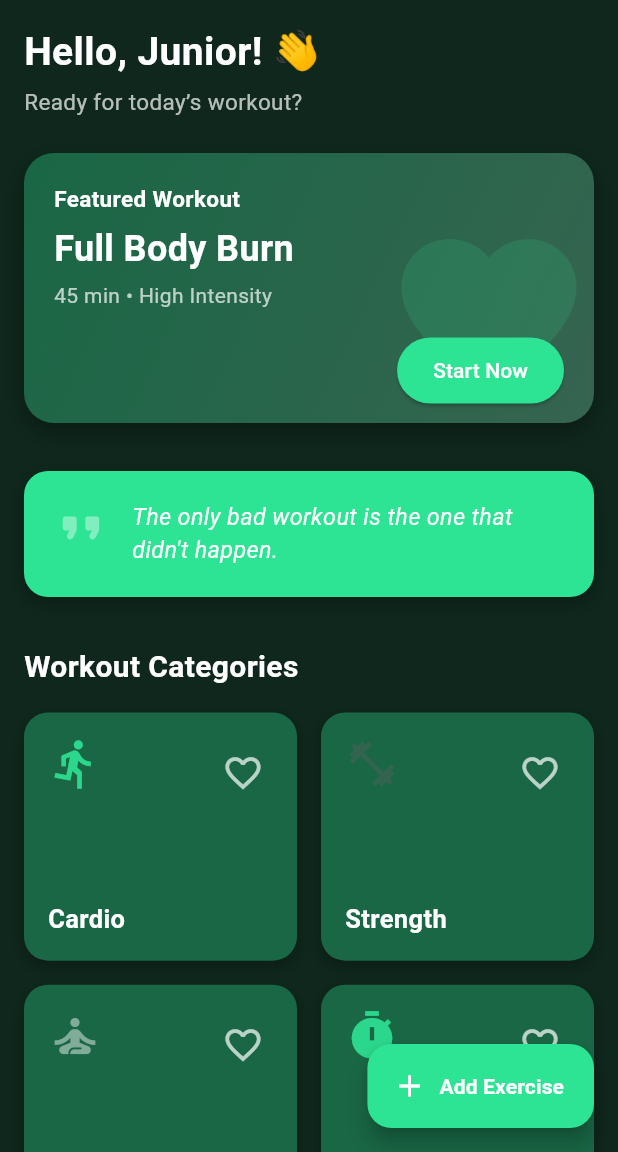
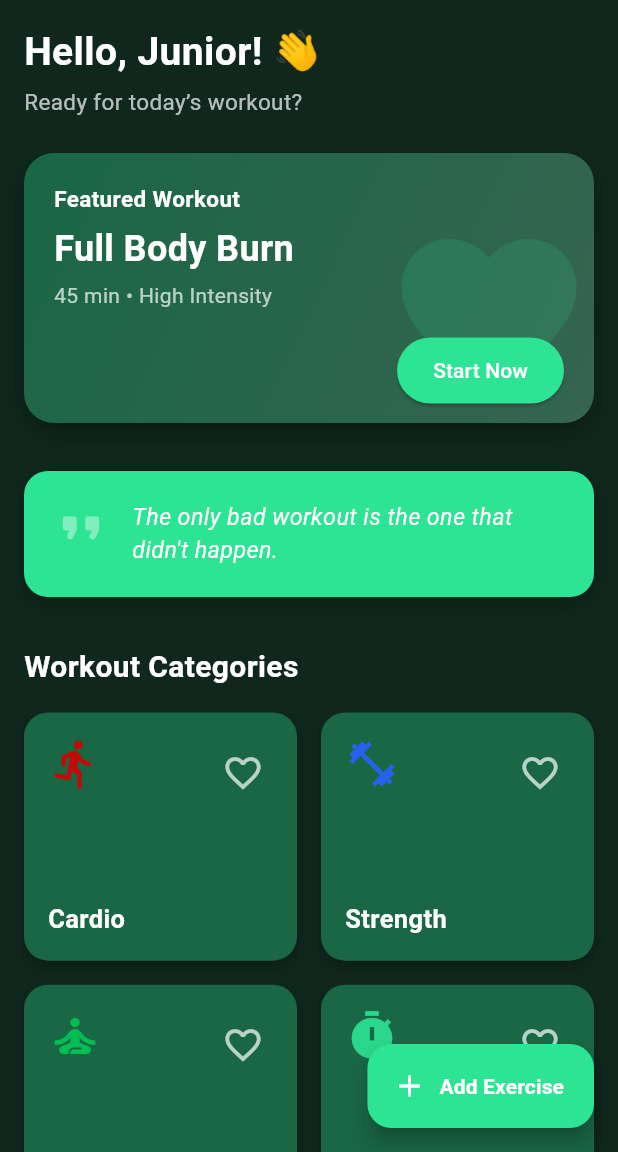
Before and after one commit to JuniorSillo/fitness_tracker, a Flutter app: the screen it shows after launch, on a phone screen of 412 x 824 dp, the part 84-1236 px from its top. Run offline on Flutter 3.47's test engine with Material 3 defaults, Android fonts, the phone set to English and light mode, and no system bars.

Commit message:
Refactor workout category tiles and layout
Updated workout category tiles with new colors and improved navigation layout.

```diff
--- a/fitness_tracker/lib/screens/home_screen.dart
+++ b/fitness_tracker/lib/screens/home_screen.dart
@@ -3,6 +3,7 @@ import 'package:flutter/material.dart';
 import '../widgets/featured_workout_banner.dart';
 import '../widgets/workout_category_tile.dart';
 import 'add_exercise_screen.dart';
+import '../app_router.dart';
 
 class HomeScreen extends StatefulWidget {
   const HomeScreen({super.key});
@@ -13,7 +14,7 @@ class HomeScreen extends StatefulWidget {
 
 class _HomeScreenState extends State<HomeScreen> {
   String? _quote;
-  List<Map<String, dynamic>> _exercises = []; // store added exercises
+  List<Map<String, dynamic>> _exercises = [];
 
   @override
   void initState() {
@@ -76,7 +77,6 @@ class _HomeScreenState extends State<HomeScreen> {
             const FeaturedWorkoutBanner(),
             const SizedBox(height: 32),
 
-            // Motivational quote
             Container(
               width: double.infinity,
               padding: const EdgeInsets.all(20),
@@ -104,11 +104,15 @@ class _HomeScreenState extends State<HomeScreen> {
             const Text('Workout Categories', style: TextStyle(fontSize: 20, fontWeight: FontWeight.bold, color: Colors.white)),
             const SizedBox(height: 16),
 
+            // ──────────────────────────────────────────────────────────────
+            // Updated grid – now with type-safe navigation
+            // ──────────────────────────────────────────────────────────────
             LayoutBuilder(
               builder: (context, constraints) {
                 int crossAxisCount = 2;
                 if (constraints.maxWidth > 600) crossAxisCount = 3;
                 if (constraints.maxWidth > 900) crossAxisCount = 4;
+
                 return GridView.count(
                   shrinkWrap: true,
                   physics: const NeverScrollableScrollPhysics(),
@@ -116,11 +120,27 @@ class _HomeScreenState extends State<HomeScreen> {
                   mainAxisSpacing: 16,
                   crossAxisSpacing: 16,
                   childAspectRatio: 1.1,
-                  children: const [
-                    WorkoutCategoryTile(title: 'Cardio', icon: Icons.directions_run, color: Color(0xFF2DE394)),
-                    WorkoutCategoryTile(title: 'Strength', icon: Icons.fitness_center, color: Color(0xFF366450)),
-                    WorkoutCategoryTile(title: 'Flexibility', icon: Icons.self_improvement, color: Color(0xFF8DB3A3)),
-                    WorkoutCategoryTile(title: 'HIIT', icon: Icons.timer, color: Color(0xFF2DE394)),
+                  children: [
+                    WorkoutCategoryTile(
+                      title: 'Cardio',
+                      icon: Icons.directions_run,
+                      color: Colors.redAccent.shade700,
+                    ),
+                    WorkoutCategoryTile(
+                      title: 'Strength',
+                      icon: Icons.fitness_center,
+                      color: Colors.blueAccent.shade700,
+                    ),
+                    WorkoutCategoryTile(
+                      title: 'Flexibility',
+                      icon: Icons.self_improvement,
+                      color: Colors.greenAccent.shade700,
+                    ),
+                    WorkoutCategoryTile(
+                      title: 'HIIT',
+                      icon: Icons.timer,
+                      color: const Color(0xFF2DE394),
+                    ),
                   ],
                 );
               },
@@ -128,26 +148,25 @@ class _HomeScreenState extends State<HomeScreen> {
 
             const SizedBox(height: 32),
 
-            // added exercises (for feedback)
             if (_exercises.isNotEmpty) ...[
               const Text('Your Custom Exercises', style: TextStyle(fontSize: 18, fontWeight: FontWeight.bold, color: Colors.white)),
               const SizedBox(height: 12),
-              ..._exercises.map((ex) => ListTile(
+              ..._exercises.map(
+                (ex) => ListTile(
                   leading: const Icon(Icons.fitness_center, color: Color(0xFF2DE394)),
                   title: Text(ex['name'], style: const TextStyle(color: Colors.white)),
                   subtitle: Text(
                     '${ex['sets']} sets × ${ex['reps']} reps @ ${ex['weight']} kg • ${ex['muscleGroup']}',
                     style: const TextStyle(color: Colors.white70),
                   ),
-                  )),
+                ),
+              ),
               const SizedBox(height: 80),
             ] else
               const SizedBox(height: 100),
           ],
         ),
       ),
-
-      // open Add Exercise screen
       floatingActionButton: FloatingActionButton.extended(
         onPressed: _addExercise,
         backgroundColor: const Color(0xFF2DE394),
```
Lines whose indentation alone changed are shown as unchanged.
